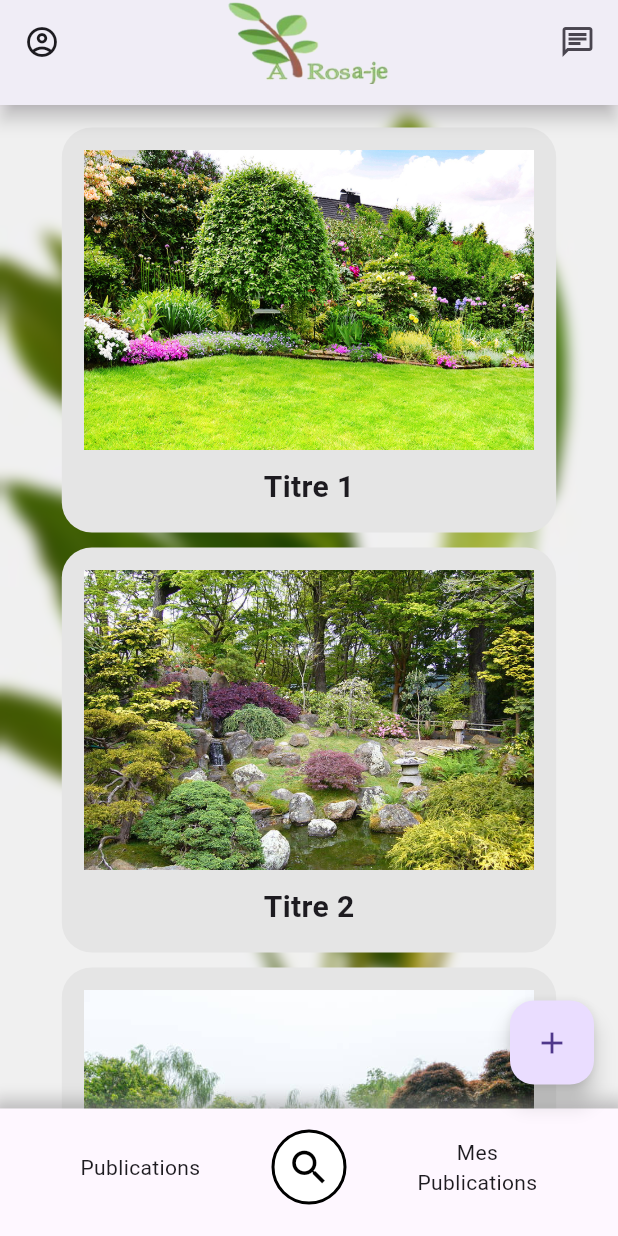
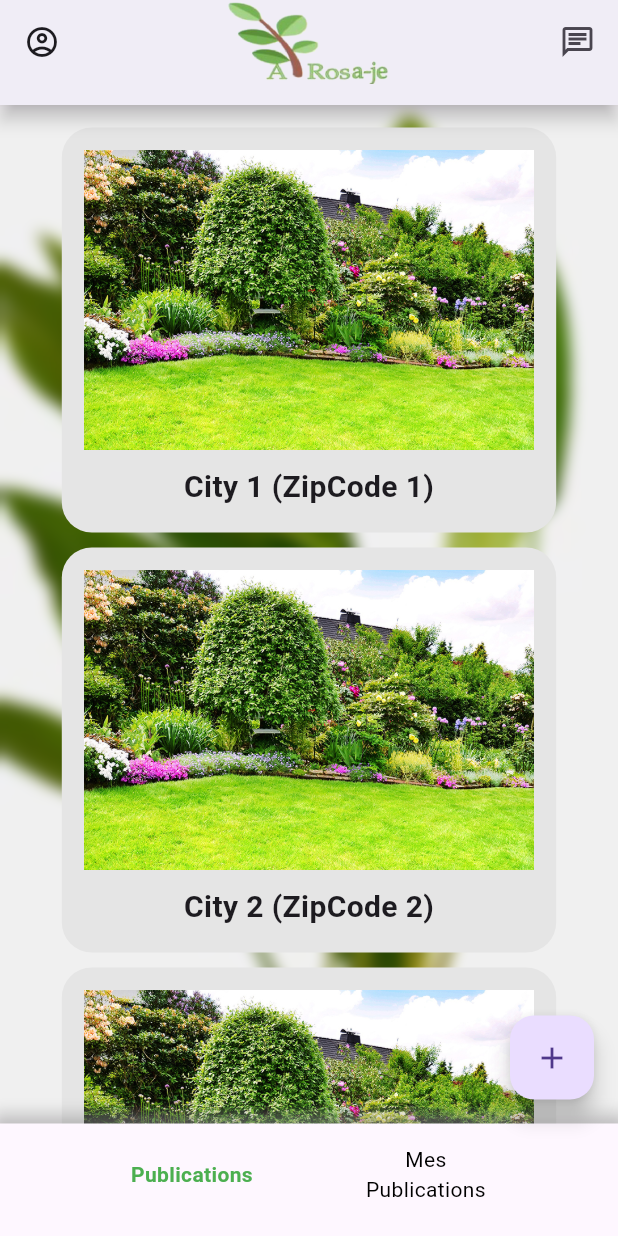
Before and after one commit to MSPR-Plantes-2024/mobile-app, a Flutter app: the screen it shows after launch, after a tap on "Connexion", on a phone screen of 412 x 824 dp. Run offline on Flutter 3.47's test engine with Material 3 defaults, Android fonts, the phone set to English and light mode, and no system bars.

Commit message:
Start of adding models and implementation of the My Publications tab

```diff
--- /dev/null
+++ b/lib/models/Address.dart
@@ -0,0 +1,45 @@
+class Address {
+  final int? id;
+  final int userId;
+  final String postalAddress;
+  final String city;
+  final String zipCode;
+  final String? otherInformations;
+
+  Address({
+    this.id,
+    required this.userId,
+    required this.postalAddress,
+    required this.city,
+    required this.zipCode,
+    this.otherInformations,
+  });
+  static List<Address> getAddresses() {
+    return [
+      Address(
+        id: 1,
+        userId: 1,
+        postalAddress: "Adresse 1",
+        city: "City 1",
+        zipCode: "ZipCode 1",
+        otherInformations: "Other informations 1",
+      ),
+      Address(
+        id: 2,
+        userId: 1,
+        postalAddress: "Adresse 2",
+        city: "City 2",
+        zipCode: "ZipCode 2",
+        otherInformations: "Other informations 2",
+      ),
+      Address(
+        id: 3,
+        userId: 3,
+        postalAddress: "Adresse 3",
+        city: "City 3",
+        zipCode: "ZipCode 3",
+        otherInformations: "Other informations 3",
+      ),
+    ];
+  }
+}
--- /dev/null
+++ b/lib/models/Picture.dart
@@ -0,0 +1,41 @@
+class Picture {
+  final int? id;
+  final String url;
+  final DateTime date;
+
+  Picture({
+    this.id,
+    required this.url,
+    required this.date,
+  });
+
+  static List<Picture> getPictures() {
+    return [
+      Picture(
+        id: 1,
+        url: "assets/images/01.jpg",
+        date: DateTime.now(),
+      ),
+      Picture(
+        id: 2,
+        url: "assets/images/02.jpg",
+        date: DateTime.now(),
+      ),
+      Picture(
+        id: 3,
+        url: "assets/images/03.jpg",
+        date: DateTime.now(),
+      ),
+      Picture(
+        id: 4,
+        url: "assets/images/04.jpg",
+        date: DateTime.now(),
+      ),
+      Picture(
+        id: 5,
+        url: "assets/images/05.jpg",
+        date: DateTime.now(),
+      ),
+    ];
+  }
+}
--- /dev/null
+++ b/lib/models/Plant.dart
@@ -0,0 +1,66 @@
+import 'Address.dart';
+import 'Picture.dart';
+import 'PlantCondition.dart';
+
+class Plant {
+  final int? id;
+  final Address address;
+  final String name;
+  final Picture? picture;
+  final String? description;
+  final PlantCondition plantCondition;
+
+  Plant({
+    this.id,
+    required this.address,
+    required this.name,
+    this.picture,
+    this.description,
+    required this.plantCondition,
+  });
+
+  static List<Plant> getPlants() {
+    return [
+      Plant(
+        id: 1,
+        address: Address.getAddresses()[1],
+        name: "Plante 1",
+        picture: Picture.getPictures()[0],
+        description: "Description 1",
+        plantCondition: PlantCondition.HEALTHY,
+      ),
+      Plant(
+        id: 2,
+        address: Address.getAddresses()[1],
+        name: "Plante 2",
+        picture: Picture.getPictures()[1],
+        description: "Description 2",
+        plantCondition: PlantCondition.DAMAGED,
+      ),
+      Plant(
+        id: 3,
+        address: Address.getAddresses()[1],
+        name: "Plante 3",
+        picture: Picture.getPictures()[2],
+        description: "Description 3",
+        plantCondition: PlantCondition.HEALTHY,
+      ),
+      Plant(
+        id: 4,
+        address: Address.getAddresses()[1],
+        name: "Plante 4",
+        picture: Picture.getPictures()[3],
+        description: "Description 4",
+        plantCondition: PlantCondition.HEALTHY,
+      ),
+      Plant(
+        id: 5,
+        address: Address.getAddresses()[1],
+        name: "Plante 5",
+        picture: Picture.getPictures()[4],
+        description: "Description 5",
+        plantCondition: PlantCondition.HEALTHY,
+      ),
+    ];
+  }
+}
--- /dev/null
+++ b/lib/models/PlantCondition.dart
@@ -0,0 +1,15 @@
+class PlantCondition {
+  final String value;
+  const PlantCondition._(this.value);
+
+  static const PlantCondition HEALTHY = PlantCondition._("HEALTHY");
+  static const PlantCondition DAMAGED = PlantCondition._("DAMAGED");
+  static const PlantCondition DEAD = PlantCondition._("DEAD");
+
+  static List<PlantCondition> get values => [HEALTHY, DAMAGED, DEAD];
+
+  @override
+  String toString() {
+    return value;
+  }
+}
--- /dev/null
+++ b/lib/models/Publication.dart
@@ -0,0 +1,71 @@
+import 'Address.dart';
+import 'Plant.dart';
+import 'User.dart';
+
+class Publication {
+  final int? id;
+  final DateTime date;
+  final Address address;
+  final User publisher;
+  final User? gardenkeeper;
+  final String? description;
+  final List<Plant> plants;
+
+  Publication({
+    this.id,
+    required this.date,
+    required this.address,
+    required this.publisher,
+    this.gardenkeeper,
+    this.description,
+    this.plants = const [],
+  });
+
+  static List<Publication> getPublications() {
+    return [
+      Publication(
+        id: 1,
+        date: DateTime.now(),
+        address: Address.getAddresses()[0],
+        publisher: User.getUser(),
+        gardenkeeper: null,
+        description: "Description 1",
+        plants: Plant.getPlants(),
+      ),
+      Publication(
+        id: 2,
+        date: DateTime.now(),
+        address: Address.getAddresses()[1],
+        publisher: User.getUser(),
+        gardenkeeper: null,
+        description: "Description 2",
+        plants: Plant.getPlants(),
+      ),
+      Publication(
+        id: 3,
+        date: DateTime.now(),
+        address: Address.getAddresses()[2],
+        publisher: User.getUser(),
+        gardenkeeper: null,
+        description: "Description 3",
+        plants: Plant.getPlants(),
+      ),
+      Publication(
+        id: 4,
+        date: DateTime.now(),
+        address: Address.getAddresses()[0],
+        publisher: User.getUser(),
+        gardenkeeper: null,
+        description: "Description 4",
+        plants: Plant.getPlants(),
+      ),
+      Publication(
+        id: 5,
+        date: DateTime.now(),
+        address: Address.getAddresses()[0],
+        publisher: User.getUser(),
+        plants: Plant.getPlants(),
+      )
+    ];
+  }
+}
--- /dev/null
+++ b/lib/models/User.dart
@@ -0,0 +1,28 @@
+import 'package:mobile_app_arosaje/models/UserType.dart';
+
+class User {
+  final int? id;
+  final String firstName;
+  final String lastName;
+  final String email;
+  final String? password;
+  final UserType userType;
+
+  User({
+    this.id,
+    required this.firstName,
+    required this.lastName,
+    required this.email,
+    this.password,
+    required this.userType,
+  });
+
+  static User getUser() {
+    return User(
+        id: 1,
+        firstName: "Michel",
+        lastName: "Sardou",
+        email: "michel.s@random.org",
+        userType: UserType.USER);
+  }
+}
--- /dev/null
+++ b/lib/models/UserType.dart
@@ -0,0 +1,14 @@
+class UserType {
+  final String value;
+  const UserType._(this.value);
+
+  static const UserType SPECIALIST = UserType._("SPECIALIST");
+  static const UserType USER = UserType._("USER");
+
+  static List<UserType> get values => [SPECIALIST, USER];
+
+  @override
+  String toString() {
+    return value;
+  }
+}
--- a/lib/screens/base/base_layout.dart
+++ b/lib/screens/base/base_layout.dart
@@ -1,10 +1,11 @@
+import 'dart:developer';
+
 import 'package:flutter/material.dart';
+import 'package:mobile_app_arosaje/route-observer-body.dart';
+import 'package:mobile_app_arosaje/screens/base/adress_managment_page.dart';
+import 'package:mobile_app_arosaje/screens/base/home_page.dart';
 import 'package:mobile_app_arosaje/screens/base/request_creation_page.dart';
 import 'package:mobile_app_arosaje/screens/base/user_page.dart';
-
-import '../../route-observer-body.dart';
-import 'adress_managment_page.dart';
-import 'home_page.dart';
 
 class BaseLayout extends StatefulWidget {
   const BaseLayout({super.key});
@@ -16,6 +17,7 @@ class BaseLayout extends StatefulWidget {
 class _BaseLayoutState extends State<BaseLayout> {
   final GlobalKey<NavigatorState> navigatorKey = GlobalKey<NavigatorState>();
   final ValueNotifier<String> _routeNameNotifier = ValueNotifier<String>('/');
+  late int bottomNavigationBarIndex = 0;
 
   @override
   Widget build(BuildContext context) {
@@ -59,7 +61,8 @@ class _BaseLayoutState extends State<BaseLayout> {
           valueListenable: _routeNameNotifier,
           builder: (context, value, child) {
             return Visibility(
-                visible: value == '/' ? true : false,
+                visible:
+                    value == '/' || value == '/my_publications' ? true : false,
                 child: FloatingActionButton(
                     onPressed: () {
                       navigatorKey.currentState!.pushNamed('/request-creation');
@@ -79,6 +82,20 @@ class _BaseLayoutState extends State<BaseLayout> {
             ],
           ),
           child: BottomNavigationBar(
+            currentIndex: bottomNavigationBarIndex,
+            onTap: (int index) {
+              if (index == 0) {
+                navigatorKey.currentState!.pushNamed('/');
+                setState(() {
+                  bottomNavigationBarIndex = index;
+                });
+              } else {
+                navigatorKey.currentState!.pushNamed('/my_publications');
+                setState(() {
+                  bottomNavigationBarIndex = index;
+                });
+              }
+            },
             showSelectedLabels: false,
             showUnselectedLabels: false,
             type: BottomNavigationBarType.fixed,
@@ -87,37 +104,29 @@ class _BaseLayoutState extends State<BaseLayout> {
               BottomNavigationBarItem(
                   icon: Padding(
                     padding: const EdgeInsets.only(left: 50),
-                    child: Container(
-                      child: Text("Publications", textAlign: TextAlign.center),
-                    ),
-                  ),
-                  label: ""),
-              BottomNavigationBarItem(
-                  icon: Ink(
-                    decoration: BoxDecoration(
-                      border: Border.all(color: Colors.black, width: 2.0),
-                      color: Colors.white,
-                      shape: BoxShape.circle,
-                    ),
-                    child: Padding(
-                      padding: const EdgeInsets.all(8.0),
-                      child: Center(
-                        child: InkWell(
-                            child: const Icon(Icons.search,
-                                size: 30.0, color: Colors.black)),
-                      ),
-                    ),
+                    child: Text("Publications",
+                        textAlign: TextAlign.center,
+                        style: (bottomNavigationBarIndex == 0)
+                            ? const TextStyle(
+                                color: Colors.green,
+                                fontWeight: FontWeight.bold)
+                            : const TextStyle(
+                                color: Colors.black,
+                                fontWeight: FontWeight.normal)),
                   ),
                   label: ""),
               BottomNavigationBarItem(
                   icon: Padding(
                     padding: const EdgeInsets.only(right: 50),
-                    child: Container(
-                      child: Text(
-                        "Mes\nPublications",
+                    child: Text("Mes\nPublications",
                         textAlign: TextAlign.center,
-                      ),
-                    ),
+                        style: (bottomNavigationBarIndex == 1)
+                            ? const TextStyle(
+                                color: Colors.green,
+                                fontWeight: FontWeight.bold)
+                            : const TextStyle(
+                                color: Colors.black,
+                                fontWeight: FontWeight.normal)),
                   ),
                   label: "")
             ],
@@ -133,12 +142,19 @@ class _BaseLayoutState extends State<BaseLayout> {
           onGenerateRoute: (RouteSettings settings) {
             _routeNameNotifier.value = settings.name!;
             WidgetBuilder builder;
+            log(settings.name!);
             switch (settings.name) {
               case '/':
-                builder = (BuildContext _) => const HomePage(false);
+                builder = (BuildContext _) => HomePage(
+                      key: ValueKey(settings.name),
+                      myPublications: false,
+                    );
                 break;
               case '/my_publications':
-                builder = (BuildContext _) => const HomePage(true);
+                builder = (BuildContext _) => HomePage(
+                      key: ValueKey(settings.name),
+                      myPublications: true,
+                    );
                 break;
               case '/user':
                 builder = (BuildContext _) => const UserPage();
--- a/lib/screens/base/home_page.dart
+++ b/lib/screens/base/home_page.dart
@@ -1,39 +1,38 @@
+import 'dart:math';
 import 'dart:ui';
 
 import 'package:flutter/material.dart';
 
-import '../../widgets/publication.dart';
+import '../../models/Publication.dart';
 
 class HomePage extends StatefulWidget {
-  const HomePage(bool myPublications, {Key? key}) : super(key: key);
+  final bool myPublications;
+  const HomePage({super.key, required this.myPublications});
 
   @override
   _HomePageState createState() => _HomePageState();
 }
 
 class _HomePageState extends State<HomePage> {
-  late List<Publication> publicationList = [
-    Publication(
-      image: "assets/images/01.jpg",
-      title: "Titre 1",
-    ),
-    Publication(
-      image: "assets/images/02.jpg",
-      title: "Titre 2",
-    ),
-    Publication(
-      image: "assets/images/03.jpg",
-      title: "Titre 3",
-    ),
-    Publication(
-      image: "assets/images/04.jpg",
-      title: "Titre 4",
-    ),
-    Publication(
-      image: "assets/images/05.jpg",
-      title: "Titre 5",
-    ),
-  ];
+  @override
+  Widget build(BuildContext context) {
+    if (widget.myPublications) {
+      return const MyPublications();
+    } else {
+      return const GlobalPublications();
+    }
+  }
+}
+
+class GlobalPublications extends StatefulWidget {
+  const GlobalPublications({super.key});
+
+  @override
+  State<GlobalPublications> createState() => _GlobalPublicationsState();
+}
+
+class _GlobalPublicationsState extends State<GlobalPublications> {
+  final List<Publication> publicationList = Publication.getPublications();
 
   @override
   Widget build(BuildContext context) {
@@ -46,13 +45,121 @@ class _HomePageState extends State<HomePage> {
       )),
       child: BackdropFilter(
         filter: ImageFilter.blur(sigmaX: 5, sigmaY: 5),
-        child: ListView(
+        child: ListView.builder(
+          itemCount: publicationList.length,
+          itemBuilder: (BuildContext context, int index) {
+            return Align(
+              child: Container(
+                width: MediaQuery.of(context).size.width * 0.8,
+                margin: const EdgeInsets.only(bottom: 10),
+                height: 270,
+                decoration: BoxDecoration(
+                  borderRadius: BorderRadius.circular(20),
+                  color: const Color(0xFFE5E5E5),
+                ),
+                child: Padding(
+                  padding: const EdgeInsets.all(15),
+                  child: Column(
+                    children: [
+                      Image.asset(
+                        publicationList[index]
+                            .plants[Random()
+                                .nextInt(publicationList[index].plants.length)]
+                            .picture!
+                            .url,
+                        width: MediaQuery.of(context).size.width * 1,
+                        height: 200,
+                        fit: BoxFit.cover,
+                      ),
+                      Container(
+                        margin: const EdgeInsets.only(top: 10),
+                        child: Text(
+                          "${publicationList[index].address.city} (${publicationList[index].address.zipCode})",
+                          style: const TextStyle(
+                            fontSize: 20,
+                            fontWeight: FontWeight.bold,
+                          ),
+                        ),
+                      ),
+                    ],
+                  ),
+                ),
+              ),
+            );
+          },
           padding: const EdgeInsets.only(top: 15),
-          children: [
-            for (Widget publication in publicationList) publication,
-          ],
         ),
       ),
     );
   }
 }
+
+class MyPublications extends StatefulWidget {
+  const MyPublications({super.key});
+
+  @override
+  State<MyPublications> createState() => _MyPublicationsState();
+}
+
+class _MyPublicationsState extends State<MyPublications> {
+  final List<Publication> myPublicationList = Publication.getPublications();
+
+  @override
+  Widget build(BuildContext context) {
+    return Container(
+      width: double.infinity,
+      decoration: const BoxDecoration(
+          image: DecorationImage(
+        image: AssetImage("assets/images/background.jpg"),
+        fit: BoxFit.cover,
+      )),
+      child: BackdropFilter(
+        filter: ImageFilter.blur(sigmaX: 5, sigmaY: 5),
+        child: ListView.builder(
+          itemCount: myPublicationList.length,
+          itemBuilder: (BuildContext context, int index) {
+            return Align(
+              child: Container(
+                width: MediaQuery.of(context).size.width * 0.8,
+                margin: const EdgeInsets.only(bottom: 10),
+                height: 270,
+                decoration: BoxDecoration(
+                  borderRadius: BorderRadius.circular(20),
+                  color: const Color(0xFFE5E5E5),
+                ),
+                child: Padding(
+                  padding: const EdgeInsets.all(15),
+                  child: Column(
+                    children: [
+                      Image.asset(
+                        myPublicationList[index]
+                            .plants[Random().nextInt(
+                                myPublicationList[index].plants.length)]
+                            .picture!
+                            .url,
+                        width: MediaQuery.of(context).size.width * 1,
+                        height: 200,
+                        fit: BoxFit.cover,
+                      ),
+                      Container(
+                        margin: const EdgeInsets.only(top: 10),
+                        child: Text(
+                          "${myPublicationList[index].address.city} (${myPublicationList[index].address.zipCode})",
+                          style: const TextStyle(
+                            fontSize: 20,
+                            fontWeight: FontWeight.bold,
+                          ),
+                        ),
+                      ),
+                    ],
+                  ),
+                ),
+              ),
+            );
+          },
+          padding: const EdgeInsets.only(top: 15),
+        ),
+      ),
+    );
+  }
+}
--- a/lib/screens/login/login_layout.dart
+++ b/lib/screens/login/login_layout.dart
@@ -1,3 +1,5 @@
+import 'dart:developer';
+
 import 'package:flutter/material.dart';
 
 import 'account_creation_page.dart';
@@ -43,6 +45,7 @@ class _LoginLayoutState extends State<LoginLayout> {
           key: loginNavigatorKey,
           onGenerateRoute: (RouteSettings settings) {
             WidgetBuilder builder;
+            log(settings.name!);
             switch (settings.name) {
               case 'login':
                 builder = (BuildContext _) => const LoginPage();
--- a/lib/widgets/publication.dart
+++ /dev/null
@@ -1,47 +0,0 @@
-import 'package:flutter/material.dart';
-
-class Publication extends StatelessWidget {
-  const Publication({Key? key, required this.image, required this.title})
-      : super(key: key);
-
-  final String image;
-  final String title;
-
-  @override
-  Widget build(BuildContext context) {
-    return Align(
-      child: Container(
-        width: MediaQuery.of(context).size.width * 0.8,
-        margin: const EdgeInsets.only(bottom: 10),
-        height: 270,
-        decoration: BoxDecoration(
-          borderRadius: BorderRadius.circular(20),
-          color: const Color(0xFFE5E5E5),
-        ),
-        child: Padding(
-          padding: const EdgeInsets.all(15),
-          child: Column(
-            children: [
-              Image.asset(
-                image,
-                width: MediaQuery.of(context).size.width * 1,
-                height: 200,
-                fit: BoxFit.cover,
-              ),
-              Container(
-                margin: const EdgeInsets.only(top: 10),
-                child: Text(
-                  title,
-                  style: const TextStyle(
-                    fontSize: 20,
-                    fontWeight: FontWeight.bold,
-                  ),
-                ),
-              ),
-            ],
-          ),
-        ),
-      ),
-    );
-  }
-}
--- a/lib/widgets/user_adresses.dart
+++ b/lib/widgets/user_adresses.dart
@@ -1,4 +1,6 @@
 import 'package:flutter/material.dart';
+
+import '../models/Address.dart';
 
 class UserAdresses extends StatefulWidget {
   const UserAdresses({Key? key}) : super(key: key);
@@ -8,23 +10,20 @@ class UserAdresses extends StatefulWidget {
 }
 
 class _UserAdressesState extends State<UserAdresses> {
-  List<String> adresses = [
-    "Adresse 1",
-    "Adresse 2",
-    "Adresse 3",
-  ];
+  List<Address> addresses = Address.getAddresses();
 
   @override
   Widget build(BuildContext context) {
     return ListView.builder(
-      itemCount: adresses.length,
+      itemCount: addresses.length,
       itemBuilder: (context, index) {
         return ListTile(
           onTap: () {
             Navigator.pushNamed(context, '/adress-managment', arguments: index);
           },
-          title: Text("Gardiennage ${index + 1}"),
-          subtitle: Text(adresses[index]),
+          title: Text("${addresses[index].postalAddress}"),
+          subtitle:
+              Text("${addresses[index].city} (${addresses[index].zipCode})"),
           leading: const Icon(Icons.nature_outlined),
           trailing: const Icon(Icons.edit_outlined),
         );
```
